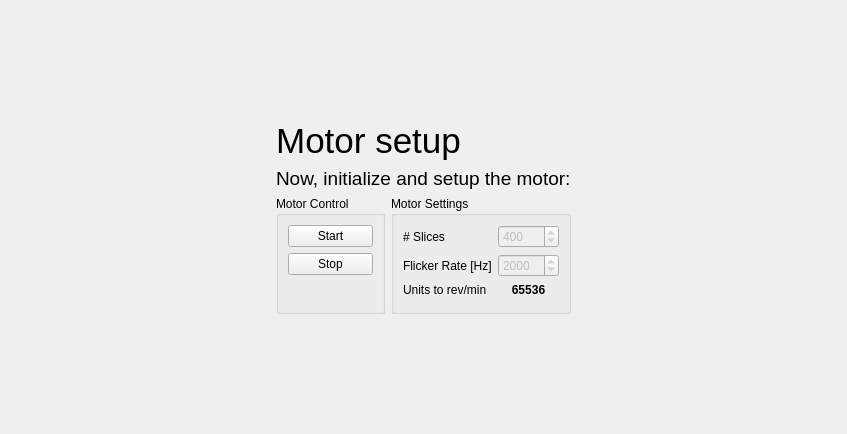
Qt form src/StackedWidget.ui (CarloNicolini/Volvux) before a commit.
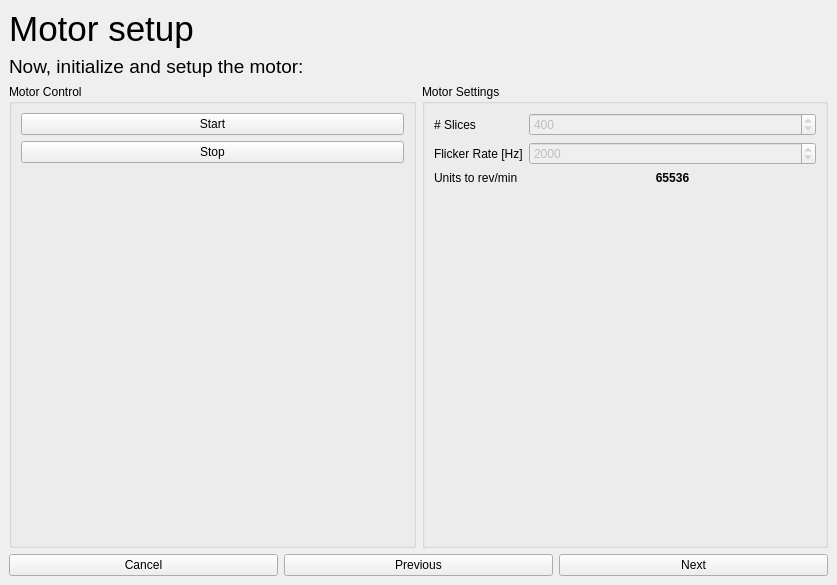
The same form after that commit. The open tabs and pages were chosen to show the change. Custom widgets are drawn as their Qt base class.

Diff of the .ui file:
```diff
--- a/src/StackedWidget.ui
+++ b/src/StackedWidget.ui
@@ -6,8 +6,8 @@
    <rect>
     <x>0</x>
     <y>0</y>
-    <width>847</width>
-    <height>434</height>
+    <width>837</width>
+    <height>585</height>
    </rect>
   </property>
   <property name="windowTitle">
@@ -339,33 +339,9 @@
   </widget>
   <widget class="QWidget" name="pageMotor">
    <layout class="QGridLayout" name="gridLayout_2">
-    <item row="0" column="1">
-     <spacer name="verticalSpacer_6">
-      <property name="orientation">
-       <enum>Qt::Vertical</enum>
-      </property>
-      <property name="sizeHint" stdset="0">
-       <size>
-        <width>20</width>
-        <height>26</height>
-       </size>
-      </property>
-     </spacer>
-    </item>
-    <item row="1" column="0">
-     <spacer name="horizontalSpacer_7">
-      <property name="orientation">
-       <enum>Qt::Horizontal</enum>
-      </property>
-      <property name="sizeHint" stdset="0">
-       <size>
-        <width>14</width>
-        <height>20</height>
-       </size>
-      </property>
-     </spacer>
-    </item>
-    <item row="1" column="1">
+    <item row="0" column="0" colspan="2">
+     <layout class="QVBoxLayout" name="verticalLayout_9">
+      <item>
      <layout class="QVBoxLayout" name="verticalLayout_8">
       <item>
        <layout class="QVBoxLayout" name="verticalLayout_7">
@@ -548,31 +524,32 @@
       </item>
      </layout>
     </item>
-    <item row="1" column="2">
-     <spacer name="horizontalSpacer_6">
-      <property name="orientation">
-       <enum>Qt::Horizontal</enum>
-      </property>
-      <property name="sizeHint" stdset="0">
-       <size>
-        <width>14</width>
-        <height>20</height>
-       </size>
-      </property>
-     </spacer>
-    </item>
-    <item row="2" column="1">
-     <spacer name="verticalSpacer_7">
-      <property name="orientation">
-       <enum>Qt::Vertical</enum>
-      </property>
-      <property name="sizeHint" stdset="0">
-       <size>
-        <width>20</width>
-        <height>26</height>
-       </size>
-      </property>
-     </spacer>
+      <item>
+       <layout class="QHBoxLayout" name="horizontalLayout_7">
+        <item>
+         <widget class="QPushButton" name="pushButtonCancelMotor">
+          <property name="text">
+           <string>Cancel</string>
+          </property>
+         </widget>
+        </item>
+        <item>
+         <widget class="QPushButton" name="pushButtonPreviousMotor">
+          <property name="text">
+           <string>Previous</string>
+          </property>
+         </widget>
+        </item>
+        <item>
+         <widget class="QPushButton" name="pushButtonNextMotor">
+          <property name="text">
+           <string>Next</string>
+          </property>
+         </widget>
+        </item>
+       </layout>
+      </item>
+     </layout>
     </item>
    </layout>
   </widget>
```
Left out of the diff: 115 changed lines with no effect on the pictures. Lines whose indentation alone changed are shown as unchanged.
